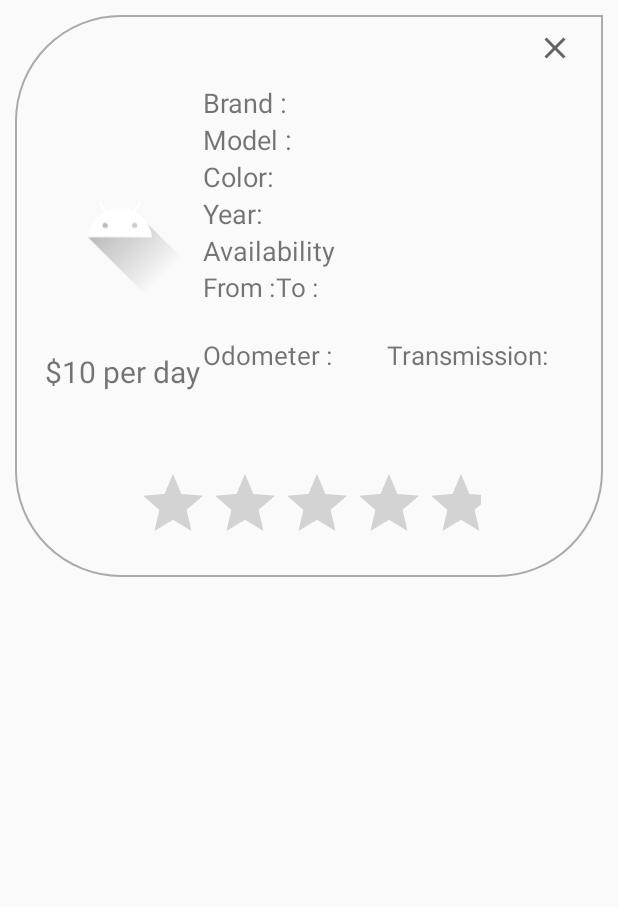
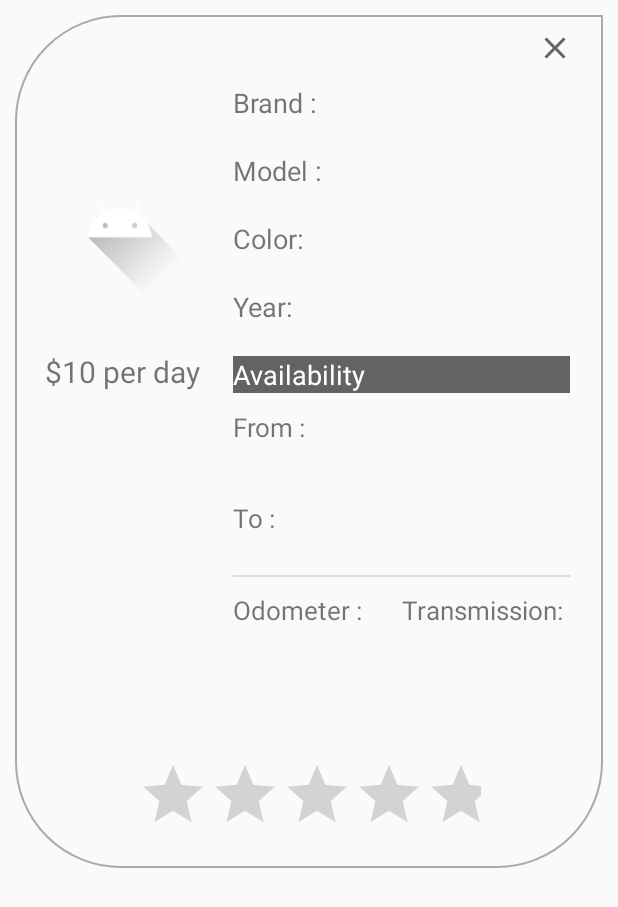
Before and after one commit to RIOlivaresV/car-rental-ranachrita, an Android app: the layout carbox_layout.xml on its own in the app's theme, with its tools: preview values and no code run, on a phone screen of 412 x 824 dp. Shown: the top 907 px of the screen. Run offline under Robolectric (Android 15) with nearby library versions, the phone set to English and light mode, and no system bars.

Commit message:
car detail and box pages

```diff
--- a/app/src/main/java/com/example/carrentalranachrita/CarDetail.java
+++ b/app/src/main/java/com/example/carrentalranachrita/CarDetail.java
@@ -19,6 +19,7 @@ import android.widget.ImageView;
 import android.widget.ProgressBar;
 import android.widget.RatingBar;
 import android.widget.TextView;
+import android.widget.Toast;
 
 import com.example.carrentalranachrita.Daos.CarDao;
 import com.example.carrentalranachrita.Daos.DaoCarImg;
@@ -87,6 +88,7 @@ public class CarDetail extends Fragment {
         CheckBox checkboxInput = view.findViewById(R.id.needDrivercheckBox);
         TextView ownerInput = view.findViewById(R.id.hostNameValueTextView);
         Button Submit = view.findViewById(R.id.bookButton);
+        Button insurance =view.findViewById(R.id.addInsuranceButton);
         Button checkAvialability = view.findViewById(R.id.checkAvailabilityButton);
         TextView priceInput = view.findViewById(R.id.priceValueTextView);
         ProgressBar progressBar = view.findViewById(R.id.progressBarCarDetails);
@@ -156,10 +158,14 @@ public class CarDetail extends Fragment {
                 refoundDate.add(Calendar.DATE, -1);
                 refoundInput.setText("Full refund before "+sdf.format(refoundDate.getTime()));
                 checkboxInput.setChecked(car.isOwnerDriver());
-                priceInput.setText("$"+car.getPrice());
+                priceInput.setText("$"+car.getPrice() + " CAD - Per Night");
                 ownerInput.setText(car.getHostId());
                 checkAvialability.setOnClickListener(v -> {
-                    Snackbar.make(view, "You click me", Snackbar.LENGTH_LONG).show();
+
+                    Snackbar.make(view, "Awesome! Car is available in this period. ", Snackbar.LENGTH_LONG).show();
+                });
+                insurance.setOnClickListener(v ->{
+
                 });
                 StorageReference imgRef = new DaoCarImg().SelectPiture(car.getHostId().replace("@", ""), car);
 
--- a/app/src/main/res/layout/carbox_layout.xml
+++ b/app/src/main/res/layout/carbox_layout.xml
@@ -35,6 +35,8 @@
         <LinearLayout
             android:layout_width="wrap_content"
             android:layout_height="match_parent"
+            android:layout_marginEnd="20dp"
+            android:layout_marginRight="20dp"
             android:orientation="vertical">
 
             <ImageView
@@ -72,15 +74,15 @@
                 <TextView
                     android:id="@+id/labelBrand"
                     android:layout_width="wrap_content"
-                    android:layout_height="wrap_content"
+                    android:layout_height="45dp"
                     android:layout_weight="1"
                     android:text="Brand :"
                     android:textSize="18sp" />
 
                 <TextView
                     android:id="@+id/carBrand"
-                    android:layout_width="wrap_content"
-                    android:layout_height="wrap_content"
+                    android:layout_width="98dp"
+                    android:layout_height="45dp"
                     android:layout_weight="1"
                     android:textSize="18sp" />
             </LinearLayout>
@@ -92,16 +94,16 @@
 
                 <TextView
                     android:id="@+id/labelModel"
-                    android:layout_width="wrap_content"
-                    android:layout_height="wrap_content"
+                    android:layout_width="72dp"
+                    android:layout_height="45dp"
                     android:layout_weight="1"
                     android:text="Model :"
                     android:textSize="18sp" />
 
                 <TextView
                     android:id="@+id/carModel"
-                    android:layout_width="wrap_content"
-                    android:layout_height="wrap_content"
+                    android:layout_width="113dp"
+                    android:layout_height="45dp"
                     android:layout_weight="1"
                     android:textSize="18sp" />
             </LinearLayout>
@@ -114,15 +116,15 @@
                 <TextView
                     android:id="@+id/labelColor"
                     android:layout_width="wrap_content"
-                    android:layout_height="wrap_content"
+                    android:layout_height="45dp"
                     android:layout_weight="1"
                     android:text="Color:"
                     android:textSize="18sp" />
 
                 <TextView
                     android:id="@+id/carColor"
-                    android:layout_width="wrap_content"
-                    android:layout_height="wrap_content"
+                    android:layout_width="88dp"
+                    android:layout_height="45dp"
                     android:layout_weight="1"
                     android:textColor="#1A1B1B"
                     android:textSize="18sp" />
@@ -136,15 +138,15 @@
                 <TextView
                     android:id="@+id/labelYear"
                     android:layout_width="wrap_content"
-                    android:layout_height="wrap_content"
+                    android:layout_height="45dp"
                     android:layout_weight="1"
                     android:text="Year: "
                     android:textSize="18sp" />
 
                 <TextView
                     android:id="@+id/carYear"
-                    android:layout_width="wrap_content"
-                    android:layout_height="wrap_content"
+                    android:layout_width="86dp"
+                    android:layout_height="match_parent"
                     android:layout_gravity="left"
                     android:layout_weight="1"
                     android:textSize="18sp" />
@@ -155,62 +157,77 @@
                 android:layout_width="match_parent"
                 android:layout_height="wrap_content"
                 android:layout_weight="1"
+                android:background="#636363"
                 android:text="Availability "
+                android:textColor="#FFFFFF"
                 android:textSize="18sp" />
 
             <LinearLayout
                 android:layout_width="match_parent"
                 android:layout_height="wrap_content"
-                android:orientation="horizontal">
+                android:orientation="vertical">
 
                 <LinearLayout
-                    android:layout_width="wrap_content"
+                    android:layout_width="match_parent"
                     android:layout_height="match_parent"
-                    android:orientation="vertical"
+                    android:orientation="horizontal"
                     tools:layout_weight="1">
 
                     <TextView
                         android:id="@+id/labelFrom"
                         android:layout_width="match_parent"
-                        android:layout_height="wrap_content"
+                        android:layout_height="45dp"
                         android:layout_weight="1"
+                        android:gravity="center|left"
                         android:text="From :"
                         android:textSize="17sp" />
 
                     <TextView
                         android:id="@+id/carFrom"
                         android:layout_width="match_parent"
-                        android:layout_height="wrap_content"
+                        android:layout_height="45dp"
                         android:layout_gravity="right"
+                        android:layout_marginBottom="15dp"
                         android:layout_weight="1"
                         android:textSize="15sp" />
                 </LinearLayout>
 
                 <LinearLayout
-                    android:layout_width="wrap_content"
+                    android:layout_width="match_parent"
                     android:layout_height="match_parent"
                     android:layout_weight="1"
-                    android:orientation="vertical"
+                    android:orientation="horizontal"
                     tools:layout_weight="1">
 
                     <TextView
                         android:id="@+id/labelTo"
                         android:layout_width="match_parent"
-                        android:layout_height="wrap_content"
+                        android:layout_height="45dp"
                         android:layout_weight="1"
+                        android:gravity="center|left"
                         android:text="To :"
                         android:textSize="17sp" />
 
                     <TextView
                         android:id="@+id/carTo"
                         android:layout_width="match_parent"
-                        android:layout_height="wrap_content"
+                        android:layout_height="45dp"
                         android:layout_gravity="right"
+                        android:layout_marginBottom="15dp"
                         android:layout_weight="1"
+                        android:gravity="center|left"
                         android:textSize="15sp" />
                 </LinearLayout>
 
             </LinearLayout>
+
+            <View
+                android:id="@+id/divider8"
+                android:layout_width="match_parent"
+                android:layout_height="1dp"
+                android:layout_marginBottom="10dp"
+                android:layout_weight="1"
+                android:background="?android:attr/listDivider" />
 
             <LinearLayout
                 android:layout_width="match_parent"
@@ -234,7 +251,7 @@
                     <TextView
                         android:id="@+id/carOdometer"
                         android:layout_width="match_parent"
-                        android:layout_height="wrap_content"
+                        android:layout_height="45dp"
                         android:layout_gravity="right"
                         android:layout_weight="1"
                         android:textSize="15sp" />
@@ -257,7 +274,7 @@
                     <TextView
                         android:id="@+id/carTrasnmission"
                         android:layout_width="match_parent"
-                        android:layout_height="wrap_content"
+                        android:layout_height="45dp"
                         android:layout_gravity="right"
                         android:layout_weight="1"
                         android:textSize="15sp" />
--- a/app/src/main/res/layout/fragment_car_detail.xml
+++ b/app/src/main/res/layout/fragment_car_detail.xml
@@ -288,8 +288,11 @@
 
             <TextView
                 android:id="@+id/priceValueTextView"
-                android:layout_width="wrap_content"
-                android:layout_height="wrap_content"
+                android:layout_width="102dp"
+                android:layout_height="28dp"
+                android:layout_marginStart="10dp"
+                android:layout_marginLeft="10dp"
+                android:layout_marginTop="20dp"
                 android:layout_weight="1"
                 android:text="$150 CAD"
                 android:textSize="24sp" />
```
